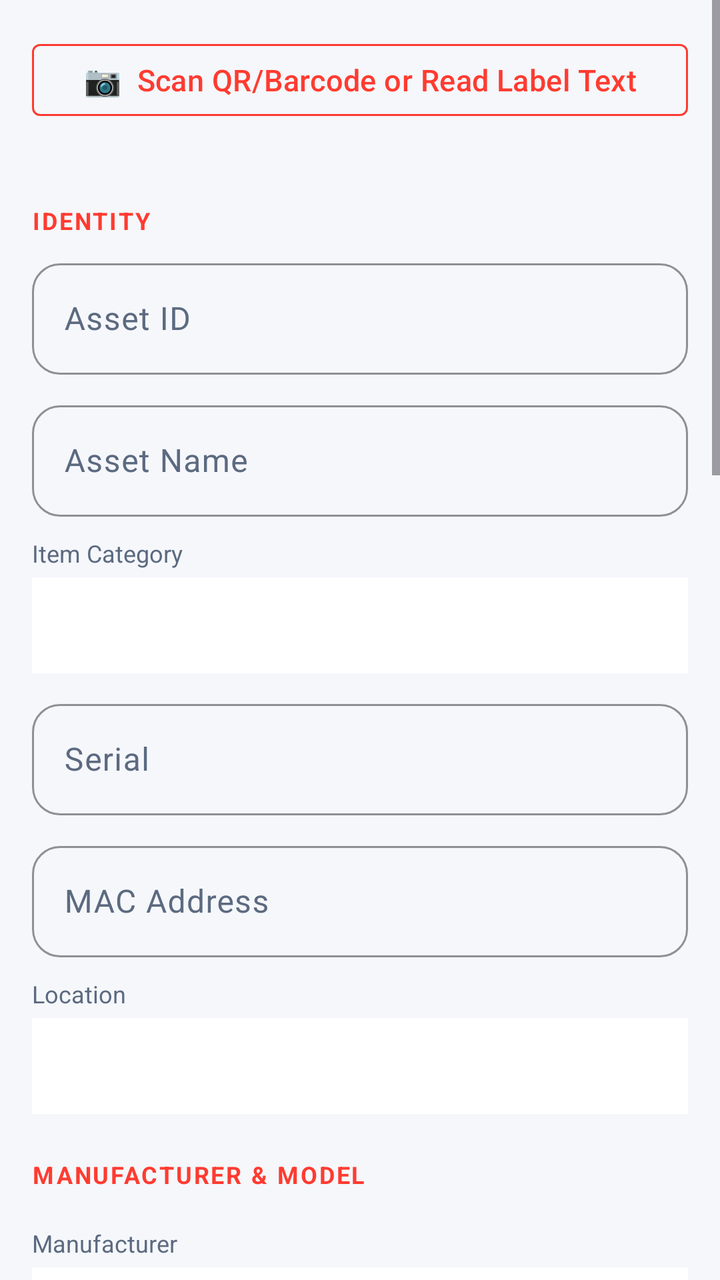
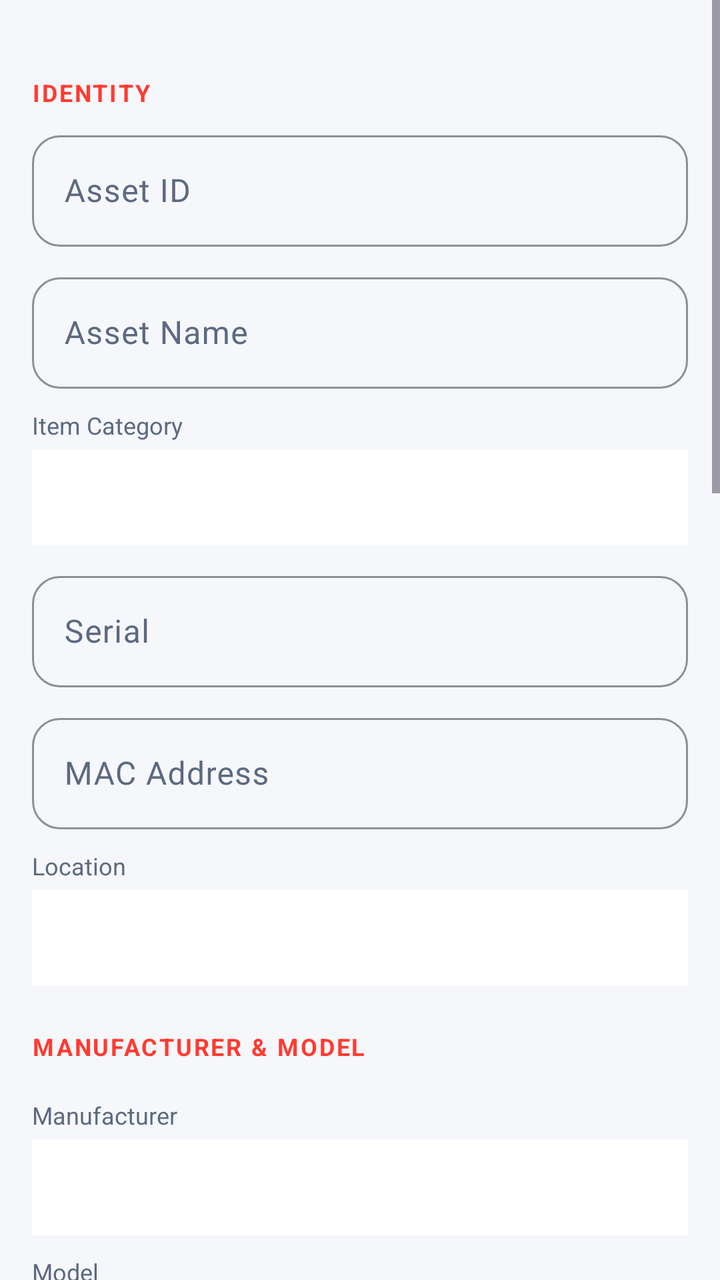

The first picture is an Android layout as it rendered before a commit; the second is the same layout after the commit. The layout source and the unified diff follow.
<!-- AndroidManifest.xml: application theme Theme.ItGuyAssets -->
<!-- res/layout/fragment_asset_edit.xml -->
<?xml version="1.0" encoding="utf-8"?>
<ScrollView xmlns:android="http://schemas.android.com/apk/res/android"
    xmlns:app="http://schemas.android.com/apk/res-auto"
    android:layout_width="match_parent"
    android:layout_height="match_parent"
    android:background="@color/bg"
    android:fillViewport="true">

    <LinearLayout
        android:layout_width="match_parent"
        android:layout_height="wrap_content"
        android:orientation="vertical"
        android:padding="16dp">

        <com.google.android.material.button.MaterialButton
            android:id="@+id/scanBtn"
            style="@style/Widget.MaterialComponents.Button.OutlinedButton"
            android:layout_width="match_parent"
            android:layout_height="wrap_content"
            android:layout_marginBottom="16dp"
            android:text="📷  Scan QR/Barcode or Read Label Text"
            android:textColor="@color/accent"
            app:strokeColor="@color/accent" />

        <TextView style="@style/SectionLabel" android:text="IDENTITY" />
        <com.google.android.material.textfield.TextInputLayout style="@style/DarkInputLayout" android:layout_width="match_parent" android:layout_height="wrap_content" android:hint="Asset ID">
            <com.google.android.material.textfield.TextInputEditText android:id="@+id/f_AssetTag" android:layout_width="match_parent" android:layout_height="wrap_content" android:textColor="@color/text" />
        </com.google.android.material.textfield.TextInputLayout>
        <com.google.android.material.textfield.TextInputLayout style="@style/DarkInputLayout" android:layout_width="match_parent" android:layout_height="wrap_content" android:layout_marginTop="10dp" android:hint="Asset Name">
            <com.google.android.material.textfield.TextInputEditText android:id="@+id/f_Name" android:layout_width="match_parent" android:layout_height="wrap_content" android:textColor="@color/text" />
        </com.google.android.material.textfield.TextInputLayout>

        <TextView style="@style/FieldLabel" android:text="Item Category" />
        <Spinner android:id="@+id/f_Type" android:layout_width="match_parent" android:layout_height="48dp" android:background="@color/surface" />

        <com.google.android.material.textfield.TextInputLayout style="@style/DarkInputLayout" android:layout_width="match_parent" android:layout_height="wrap_content" android:layout_marginTop="10dp" android:hint="Serial">
            <com.google.android.material.textfield.TextInputEditText android:id="@+id/f_Serial" android:layout_width="match_parent" android:layout_height="wrap_content" android:textColor="@color/text" />
        </com.google.android.material.textfield.TextInputLayout>

        <com.google.android.material.textfield.TextInputLayout style="@style/DarkInputLayout" android:layout_width="match_parent" android:layout_height="wrap_content" android:layout_marginTop="10dp" android:hint="MAC Address">
            <com.google.android.material.textfield.TextInputEditText android:id="@+id/f_MacAddress" android:layout_width="match_parent" android:layout_height="wrap_content" android:textColor="@color/text" />
        </com.google.android.material.textfield.TextInputLayout>

        <TextView style="@style/FieldLabel" android:text="Location" />
        <Spinner android:id="@+id/f_Location" android:layout_width="match_parent" android:layout_height="48dp" android:background="@color/surface" />

        <TextView style="@style/SectionLabel" android:text="MANUFACTURER &amp; MODEL" />
        <TextView style="@style/FieldLabel" android:text="Manufacturer" />
        <Spinner android:id="@+id/f_Manufacturer" android:layout_width="match_parent" android:layout_height="48dp" android:background="@color/surface" />
        <TextView style="@style/FieldLabel" android:text="Model" />
        <Spinner android:id="@+id/f_Model" android:layout_width="match_parent" android:layout_height="48dp" android:background="@color/surface" />

        <TextView style="@style/SectionLabel" android:text="PURCHASE &amp; WARRANTY" />
        <com.google.android.material.textfield.TextInputLayout style="@style/DarkInputLayout" android:layout_width="match_parent" android:layout_height="wrap_content" android:hint="Purchased Date (YYYY-MM-DD)">
            <com.google.android.material.textfield.TextInputEditText android:id="@+id/f_PurchaseDate" android:layout_width="match_parent" android:layout_height="wrap_content" android:focusable="false" android:textColor="@color/text" />
        </com.google.android.material.textfield.TextInputLayout>
        <com.google.android.material.textfield.TextInputLayout style="@style/DarkInputLayout" android:layout_width="match_parent" android:layout_height="wrap_content" android:layout_marginTop="10dp" android:hint="Warranty (months)">
            <com.google.android.material.textfield.TextInputEditText android:id="@+id/f_WarrantyMonths" android:layout_width="match_parent" android:layout_height="wrap_content" android:inputType="number" android:textColor="@color/text" />
        </com.google.android.material.textfield.TextInputLayout>
        <com.google.android.material.textfield.TextInputLayout style="@style/DarkInputLayout" android:layout_width="match_parent" android:layout_height="wrap_content" android:layout_marginTop="10dp" android:hint="Price">
            <com.google.android.material.textfield.TextInputEditText android:id="@+id/f_Price" android:layout_width="match_parent" android:layout_height="wrap_content" android:inputType="numberDecimal" android:textColor="@color/text" />
        </com.google.android.material.textfield.TextInputLayout>

        <TextView style="@style/SectionLabel" android:text="STATUS &amp; ASSIGNMENT" />
        <TextView style="@style/FieldLabel" android:text="Status" />
        <Spinner android:id="@+id/f_Status" android:layout_width="match_parent" android:layout_height="48dp" android:background="@color/surface" />
        <com.google.android.material.textfield.TextInputLayout style="@style/DarkInputLayout" android:layout_width="match_parent" android:layout_height="wrap_content" android:layout_marginTop="10dp" android:hint="Signed By">
            <com.google.android.material.textfield.TextInputEditText android:id="@+id/f_ReceivedBy" android:layout_width="match_parent" android:layout_height="wrap_content" android:textColor="@color/text" />
        </com.google.android.material.textfield.TextInputLayout>
        <com.google.android.material.textfield.TextInputLayout style="@style/DarkInputLayout" android:layout_width="match_parent" android:layout_height="wrap_content" android:layout_marginTop="10dp" android:hint="Signed Date (set automatically at Check Out)">
            <com.google.android.material.textfield.TextInputEditText android:id="@+id/f_NotesReceived" android:layout_width="match_parent" android:layout_height="wrap_content" android:focusable="false" android:textColor="@color/muted" />
        </com.google.android.material.textfield.TextInputLayout>
        <TextView style="@style/FieldLabel" android:text="Employee Name" />
        <Spinner android:id="@+id/f_EmployeeID" android:layout_width="match_parent" android:layout_height="48dp" android:background="@color/surface" />

        <LinearLayout
            android:layout_width="match_parent"
            android:layout_height="wrap_content"
            android:orientation="horizontal"
            android:layout_marginTop="12dp">
            <com.google.android.material.button.MaterialButton
                android:id="@+id/checkOutBtn"
                style="@style/Widget.MaterialComponents.Button.OutlinedButton"
                android:layout_width="0dp"
                android:layout_height="wrap_content"
                android:layout_weight="1"
                android:layout_marginEnd="6dp"
                android:text="⇄ Check Out"
                android:textColor="@color/accent"
                android:visibility="gone"
                app:strokeColor="@color/accent" />
            <com.google.android.material.button.MaterialButton
                android:id="@+id/checkInBtn"
                style="@style/Widget.MaterialComponents.Button.OutlinedButton"
                android:layout_width="0dp"
                android:layout_height="wrap_content"
                android:layout_weight="1"
                android:layout_marginStart="6dp"
                android:text="↩ Check In"
                android:textColor="@color/accent"
                android:visibility="gone"
                app:strokeColor="@color/accent" />
        </LinearLayout>

        <TextView style="@style/SectionLabel" android:text="NOTE" />
        <com.google.android.material.textfield.TextInputLayout style="@style/DarkInputLayout" android:layout_width="match_parent" android:layout_height="wrap_content" android:hint="Internal note">
            <com.google.android.material.textfield.TextInputEditText android:id="@+id/f_Note" android:layout_width="match_parent" android:layout_height="wrap_content" android:minLines="3" android:gravity="top" android:textColor="@color/text" />
        </com.google.android.material.textfield.TextInputLayout>

        <TextView style="@style/SectionLabel" android:text="INVOICE / PROOF (PDF OR IMAGE)" />
        <TextView
            android:id="@+id/invoiceFileName"
            android:layout_width="match_parent"
            android:layout_height="wrap_content"
            android:layout_marginBottom="8dp"
            android:text="No file attached"
            android:textColor="@color/muted"
            android:textSize="13sp" />
        <LinearLayout
            android:layout_width="match_parent"
            android:layout_height="wrap_content"
            android:orientation="horizontal">
            <com.google.android.material.button.MaterialButton
                android:id="@+id/invoicePickBtn"
                style="@style/Widget.MaterialComponents.Button.OutlinedButton"
                android:layout_width="0dp"
                android:layout_height="wrap_content"
                android:layout_weight="1"
                android:layout_marginEnd="6dp"
                android:text="📎 Attach"
                android:textColor="@color/accent"
                app:strokeColor="@color/accent" />
            <com.google.android.material.button.MaterialButton
                android:id="@+id/invoiceViewBtn"
                style="@style/Widget.MaterialComponents.Button.OutlinedButton"
                android:layout_width="0dp"
                android:layout_height="wrap_content"
                android:layout_weight="1"
                android:layout_marginHorizontal="6dp"
                android:text="View"
                android:textColor="@color/accent"
                android:visibility="gone"
                app:strokeColor="@color/accent" />
            <com.google.android.material.button.MaterialButton
                android:id="@+id/invoiceRemoveBtn"
                style="@style/Widget.MaterialComponents.Button.OutlinedButton"
                android:layout_width="0dp"
                android:layout_height="wrap_content"
                android:layout_weight="1"
                android:layout_marginStart="6dp"
                android:text="Remove"
                android:textColor="@color/accent"
                android:visibility="gone"
                app:strokeColor="@color/accent" />
        </LinearLayout>

        <TextView
            android:id="@+id/formError"
            android:layout_width="match_parent"
            android:layout_height="wrap_content"
            android:layout_marginTop="12dp"
            android:textColor="@color/accent"
            android:visibility="gone" />

        <LinearLayout
            android:layout_width="match_parent"
            android:layout_height="wrap_content"
            android:orientation="horizontal"
            android:layout_marginTop="18dp">

            <com.google.android.material.button.MaterialButton
                android:id="@+id/deleteBtn"
                style="@style/Widget.MaterialComponents.Button.OutlinedButton"
                android:layout_width="0dp"
                android:layout_height="wrap_content"
                android:layout_weight="1"
                android:layout_marginEnd="10dp"
                android:text="Delete"
                android:textColor="@color/accent"
                android:visibility="gone"
                app:strokeColor="@color/accent" />

            <com.google.android.material.button.MaterialButton
                android:id="@+id/saveBtn"
                android:layout_width="0dp"
                android:layout_height="wrap_content"
                android:layout_weight="1"
                android:backgroundTint="@color/accent"
                android:text="Save" />
        </LinearLayout>

        <ProgressBar
            android:id="@+id/formProgress"
            android:layout_width="wrap_content"
            android:layout_height="wrap_content"
            android:layout_gravity="center"
            android:layout_marginTop="16dp"
            android:visibility="gone"
            android:indeterminateTint="@color/accent" />
    </LinearLayout>
</ScrollView>
<!-- resources referenced by this layout -->
<resources>
  <color name="accent">#FF3B30</color>
  <color name="bg">#F5F7FB</color>
  <color name="muted">#5C6A80</color>
  <color name="surface">#FFFFFF</color>
  <color name="text">#141B26</color>
  <style name="DarkInputLayout" parent="Widget.Material3.TextInputLayout.OutlinedBox">
          <item name="boxStrokeColor">@color/accent</item>
          <item name="boxCornerRadiusTopStart">14dp</item>
          <item name="boxCornerRadiusTopEnd">14dp</item>
          <item name="boxCornerRadiusBottomStart">14dp</item>
          <item name="boxCornerRadiusBottomEnd">14dp</item>
          <item name="hintTextColor">@color/muted</item>
          <item name="android:textColorHint">@color/muted</item>
      </style>
  <style name="FieldLabel">
          <item name="android:layout_width">wrap_content</item>
          <item name="android:layout_height">wrap_content</item>
          <item name="android:layout_marginTop">10dp</item>
          <item name="android:layout_marginBottom">4dp</item>
          <item name="android:textColor">@color/muted</item>
          <item name="android:textSize">12sp</item>
      </style>
  <style name="SectionLabel">
          <item name="android:layout_width">wrap_content</item>
          <item name="android:layout_height">wrap_content</item>
          <item name="android:layout_marginTop">22dp</item>
          <item name="android:layout_marginBottom">8dp</item>
          <item name="android:textColor">@color/accent</item>
          <item name="android:textStyle">bold</item>
          <item name="android:textSize">12sp</item>
          <item name="android:letterSpacing">0.08</item>
      </style>
  <style name="Theme.ItGuyAssets" parent="Base.Theme.ItGuyAssets">
          <item name="android:windowLightStatusBar">true</item>
      </style>
  <style name="Base.Theme.ItGuyAssets" parent="Theme.Material3.DayNight.NoActionBar">
          <item name="colorPrimary">@color/accent</item>
          <item name="colorOnPrimary">@color/on_accent</item>
          <item name="colorPrimaryContainer">@color/accent_container</item>
          <item name="colorOnPrimaryContainer">@color/accent</item>
          <item name="colorSecondary">@color/accent</item>
          <item name="colorSecondaryContainer">@color/accent_container</item>
          <item name="colorOnSecondaryContainer">@color/accent</item>
          <item name="android:colorBackground">@color/bg</item>
          <item name="colorSurface">@color/surface</item>
          <item name="colorSurfaceVariant">@color/surface_variant</item>
          <item name="colorOnSurface">@color/text</item>
          <item name="colorOnSurfaceVariant">@color/muted</item>
          <item name="colorOutline">@color/outline</item>
          <item name="android:windowBackground">@color/bg</item>
          <item name="android:statusBarColor">@color/bg</item>
          <item name="android:navigationBarColor">@color/bg</item>
          
          <item name="materialButtonStyle">@style/Button.IT</item>
          <item name="floatingActionButtonStyle">@style/FabPrimary</item>
      </style>
  <color name="on_accent">#FFFFFF</color>
  <color name="accent_container">#FFE3E0</color>
  <color name="surface_variant">#EDF0F6</color>
  <color name="outline">#DCE1EA</color>
  <style name="Button.IT" parent="Widget.Material3.Button">
          <item name="cornerRadius">16dp</item>
          <item name="android:paddingTop">15dp</item>
          <item name="android:paddingBottom">15dp</item>
          <item name="android:textAllCaps">false</item>
          <item name="android:textSize">15sp</item>
          <item name="android:letterSpacing">0.01</item>
      </style>
  <style name="FabPrimary" parent="Widget.Material3.FloatingActionButton.Primary">
          <item name="backgroundTint">@color/accent</item>
          <item name="tint">@color/on_accent</item>
      </style>
</resources>

<!-- the commit's change to res/layout/fragment_asset_edit.xml (unified diff, before → after) -->
@@ -11,16 +11,6 @@
         android:layout_height="wrap_content"
         android:orientation="vertical"
         android:padding="16dp">
-
-        <com.google.android.material.button.MaterialButton
-            android:id="@+id/scanBtn"
-            style="@style/Widget.MaterialComponents.Button.OutlinedButton"
-            android:layout_width="match_parent"
-            android:layout_height="wrap_content"
-            android:layout_marginBottom="16dp"
-            android:text="📷  Scan QR/Barcode or Read Label Text"
-            android:textColor="@color/accent"
-            app:strokeColor="@color/accent" />
 
         <TextView style="@style/SectionLabel" android:text="IDENTITY" />
         <com.google.android.material.textfield.TextInputLayout style="@style/DarkInputLayout" android:layout_width="match_parent" android:layout_height="wrap_content" android:hint="Asset ID">
